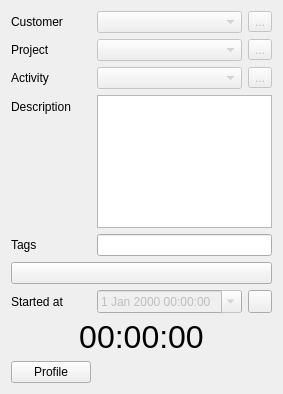
Above: src/app/activitywidget.ui from SilentRidgeMedia/kemai before the change. Below: the same form after it.
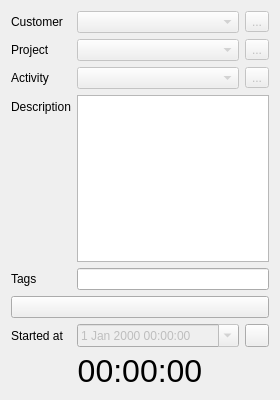
That is the form after the change. Icons and pictures are not drawn.

The edit to the form file:
```diff
--- a/src/app/activitywidget.ui
+++ b/src/app/activitywidget.ui
@@ -7,7 +7,7 @@
     <x>0</x>
     <y>0</y>
     <width>280</width>
-    <height>394</height>
+    <height>400</height>
    </rect>
   </property>
   <property name="windowTitle">
@@ -273,13 +273,6 @@
      </property>
     </widget>
    </item>
-   <item row="9" column="0">
-    <widget class="QPushButton" name="profile">
-     <property name="text">
-      <string>Profile</string>
-     </property>
-    </widget>
-   </item>
   </layout>
  </widget>
  <resources>
```
